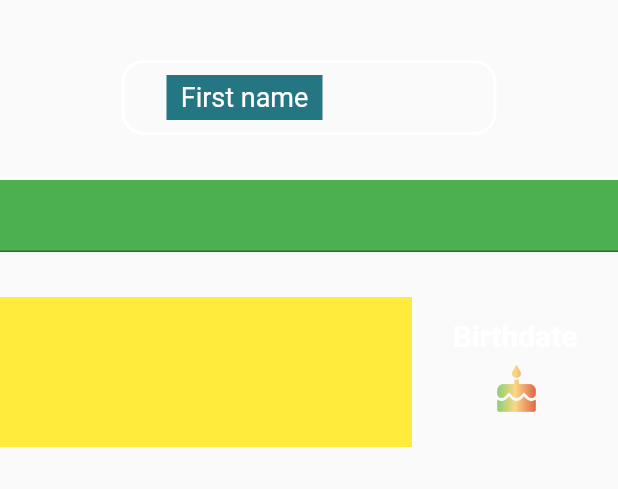
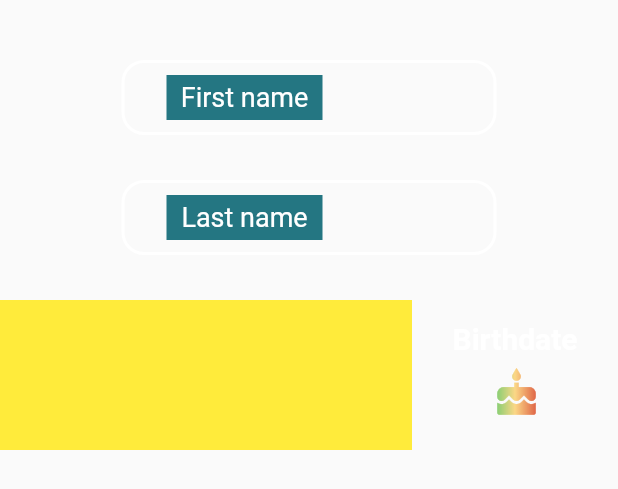
Before and after one commit to rutvikbodar/Sign-up-animation, a Flutter app: what preference_form_body() shows on an empty page, opened directly, on a phone screen of 412 x 824 dp. Shown: the top 489 px of the screen. Run offline on Flutter 3.47's test engine with Material 2 defaults, Android fonts, the phone set to English and light mode, and no system bars.

Commit message:
Preference box updated

```diff
--- a/lib/Animated_textfield.dart
+++ b/lib/Animated_textfield.dart
@@ -16,6 +16,7 @@ class _Animated_textfieldState extends State<Animated_textfield> {
   EdgeInsetsGeometry labelMargin = EdgeInsets.only(left: 30,top: 20);
   BoxBorder labelBorder = Border.symmetric(vertical: BorderSide.none);
   double labelFontsize = 18;
+  Duration duration = Duration(milliseconds: 300);
 
   void initiateAnimation(){
     print("initiating animation");
@@ -61,7 +62,7 @@ class _Animated_textfieldState extends State<Animated_textfield> {
           GestureDetector(
             onTap: ()=>initiateAnimation(),
             child: AnimatedContainer(
-              duration: Duration(seconds: 1),
+              duration: duration,
               height: labelHight,
               width: labelWidth,
               margin: labelMargin,
@@ -72,7 +73,7 @@ class _Animated_textfieldState extends State<Animated_textfield> {
               ),
               padding: EdgeInsets.only(left: 2,right: 2),
               child: AnimatedDefaultTextStyle(
-                duration: Duration(seconds: 1),
+                duration: duration,
                 style: TextStyle(
                   color: Colors.white,
                   fontSize: labelFontsize,
--- a/lib/preference_form_body.dart
+++ b/lib/preference_form_body.dart
@@ -28,8 +28,8 @@ class _preference_form_bodyState extends State<preference_form_body> {
           children: [
             SizedBox(height: 30,),
             Container(child: Animated_textfield(hintText: "First name",)),
-            SizedBox(height: 30,),
-            Container(child: TextField(),color: Colors.green,),
+            SizedBox(height: 20,),
+            Container(child: Animated_textfield(hintText: "Last name",)),
             SizedBox(height: 30,),
             Row(
               children: [
```
